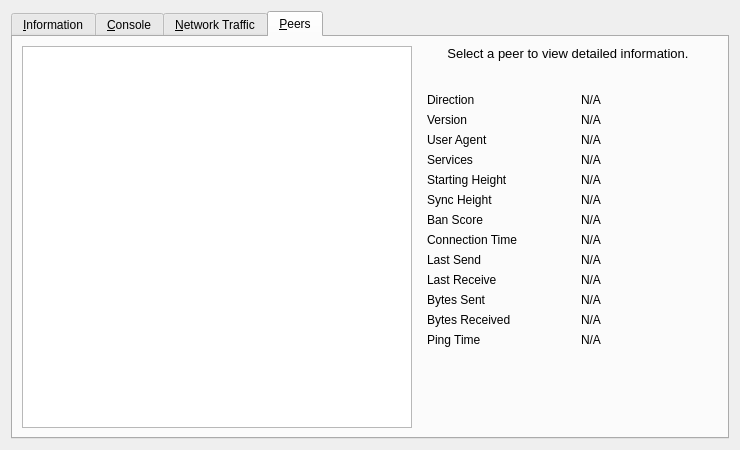
Qt form src/qt/forms/rpcconsole.ui (unigrid-project/daemon) before a commit.
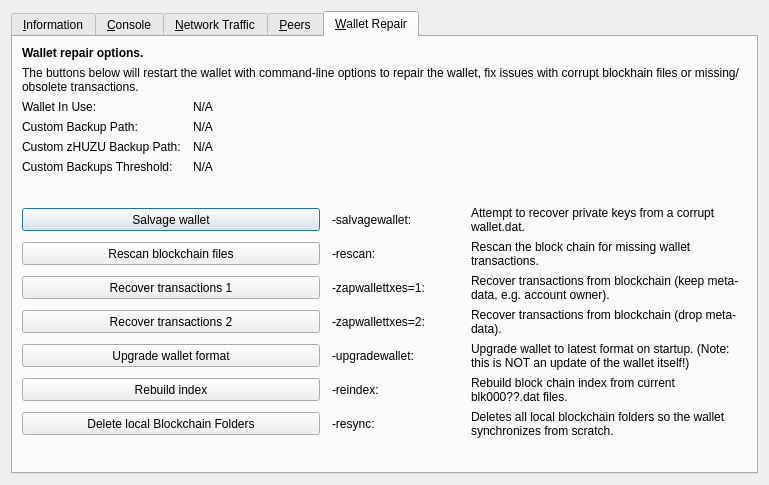
The same form after that commit. The open tabs and pages were chosen to show the change. Icons and pictures are not drawn. Custom widgets are drawn as their Qt base class.

Diff of the .ui file:
```diff
--- a/src/qt/forms/rpcconsole.ui
+++ b/src/qt/forms/rpcconsole.ui
@@ -6,8 +6,8 @@
    <rect>
     <x>0</x>
     <y>0</y>
-    <width>740</width>
-    <height>450</height>
+    <width>769</width>
+    <height>485</height>
    </rect>
   </property>
   <property name="windowTitle">
@@ -687,17 +687,85 @@
       </attribute>
       <layout class="QGridLayout" name="gridLayout_2">
        <item row="0" column="0" rowspan="2">
-        <widget class="QTableView" name="peerWidget">
-         <property name="horizontalScrollBarPolicy">
-          <enum>Qt::ScrollBarAsNeeded</enum>
+        <layout class="QVBoxLayout" name="verticalLayout_101">
+         <property name="spacing">
+          <number>0</number>
          </property>
-         <property name="sortingEnabled">
-          <bool>true</bool>
-         </property>
-         <attribute name="horizontalHeaderHighlightSections">
-          <bool>false</bool>
-         </attribute>
-        </widget>
+         <item>
+          <widget class="QTableView" name="peerWidget">
+           <property name="horizontalScrollBarPolicy">
+            <enum>Qt::ScrollBarAsNeeded</enum>
+           </property>
+           <property name="sortingEnabled">
+            <bool>true</bool>
+           </property>
+           <attribute name="horizontalHeaderHighlightSections">
+            <bool>false</bool>
+           </attribute>
+          </widget>
+         </item>
+         <item>
+          <widget class="QLabel" name="banHeading">
+           <property name="sizePolicy">
+            <sizepolicy hsizetype="Preferred" vsizetype="Minimum">
+             <horstretch>0</horstretch>
+             <verstretch>0</verstretch>
+            </sizepolicy>
+           </property>
+           <property name="minimumSize">
+            <size>
+             <width>300</width>
+             <height>32</height>
+            </size>
+           </property>
+           <property name="maximumSize">
+            <size>
+             <width>16777215</width>
+             <height>32</height>
+            </size>
+           </property>
+           <property name="font">
+            <font>
+             <pointsize>12</pointsize>
+            </font>
+           </property>
+           <property name="cursor">
+            <cursorShape>IBeamCursor</cursorShape>
+           </property>
+           <property name="text">
+            <string>Banned peers</string>
+           </property>
+           <property name="alignment">
+            <set>Qt::AlignBottom|Qt::AlignLeading|Qt::AlignLeft</set>
+           </property>
+           <property name="wordWrap">
+            <bool>true</bool>
+           </property>
+           <property name="textInteractionFlags">
+            <set>Qt::NoTextInteraction</set>
+           </property>
+          </widget>
+         </item>
+         <item>
+          <widget class="QTableView" name="banlistWidget">
+           <property name="sizePolicy">
+            <sizepolicy hsizetype="Expanding" vsizetype="Expanding">
+             <horstretch>0</horstretch>
+             <verstretch>0</verstretch>
+            </sizepolicy>
+           </property>
+           <property name="horizontalScrollBarPolicy">
+            <enum>Qt::ScrollBarAsNeeded</enum>
+           </property>
+           <property name="sortingEnabled">
+            <bool>true</bool>
+           </property>
+           <attribute name="horizontalHeaderHighlightSections">
+            <bool>false</bool>
+           </attribute>
+          </widget>
+         </item>
+        </layout>
        </item>
        <item row="0" column="1">
         <widget class="QLabel" name="peerHeading">
@@ -716,6 +784,8 @@
          <property name="font">
           <font>
            <pointsize>10</pointsize>
+           <weight>75</weight>
+           <bold>true</bold>
           </font>
          </property>
          <property name="cursor">
@@ -725,7 +795,7 @@
           <string>Select a peer to view detailed information.</string>
          </property>
          <property name="alignment">
-          <set>Qt::AlignHCenter|Qt::AlignTop</set>
+          <set>Qt::AlignCenter</set>
          </property>
          <property name="wordWrap">
           <bool>true</bool>
@@ -745,13 +815,36 @@
          </property>
          <layout class="QGridLayout" name="gridLayout_3">
           <item row="0" column="0">
+           <widget class="QLabel" name="label_30">
+            <property name="text">
+             <string>Whitelisted</string>
+            </property>
+           </widget>
+          </item>
+          <item row="0" column="2">
+           <widget class="QLabel" name="peerWhitelisted">
+            <property name="cursor">
+             <cursorShape>IBeamCursor</cursorShape>
+            </property>
+            <property name="text">
+             <string>N/A</string>
+            </property>
+            <property name="textFormat">
+             <enum>Qt::PlainText</enum>
+            </property>
+            <property name="textInteractionFlags">
+             <set>Qt::LinksAccessibleByMouse|Qt::TextSelectableByKeyboard|Qt::TextSelectableByMouse</set>
+            </property>
+           </widget>
+          </item>
+          <item row="1" column="0">
            <widget class="QLabel" name="label_23">
             <property name="text">
              <string>Direction</string>
             </property>
            </widget>
           </item>
-          <item row="0" column="2">
+          <item row="1" column="2">
            <widget class="QLabel" name="peerDirection">
             <property name="cursor">
              <cursorShape>IBeamCursor</cursorShape>
@@ -767,14 +860,14 @@
             </property>
            </widget>
           </item>
-          <item row="1" column="0">
+          <item row="2" column="0">
            <widget class="QLabel" name="label_21">
             <property name="text">
-             <string>Version</string>
+             <string>Protocol</string>
             </property>
            </widget>
           </item>
-          <item row="1" column="2">
+          <item row="2" column="2">
            <widget class="QLabel" name="peerVersion">
             <property name="cursor">
              <cursorShape>IBeamCursor</cursorShape>
@@ -790,14 +883,14 @@
             </property>
            </widget>
           </item>
-          <item row="2" column="0">
+          <item row="3" column="0">
            <widget class="QLabel" name="label_28">
             <property name="text">
-             <string>User Agent</string>
+             <string>Version</string>
             </property>
            </widget>
           </item>
-          <item row="2" column="2">
+          <item row="3" column="2">
            <widget class="QLabel" name="peerSubversion">
             <property name="cursor">
              <cursorShape>IBeamCursor</cursorShape>
@@ -813,14 +906,14 @@
             </property>
            </widget>
           </item>
-          <item row="3" column="0">
+          <item row="4" column="0">
            <widget class="QLabel" name="label_4">
             <property name="text">
              <string>Services</string>
             </property>
            </widget>
           </item>
-          <item row="3" column="2">
+          <item row="4" column="2">
            <widget class="QLabel" name="peerServices">
             <property name="cursor">
              <cursorShape>IBeamCursor</cursorShape>
@@ -839,7 +932,7 @@
           <item row="5" column="0">
            <widget class="QLabel" name="label_29">
             <property name="text">
-             <string>Starting Height</string>
+             <string>Starting Block</string>
             </property>
            </widget>
           </item>
@@ -862,7 +955,7 @@
           <item row="6" column="0">
            <widget class="QLabel" name="label_27">
             <property name="text">
-             <string>Sync Height</string>
+             <string>Synced Headers</string>
             </property>
            </widget>
           </item>
@@ -883,13 +976,36 @@
            </widget>
           </item>
           <item row="7" column="0">
+           <widget class="QLabel" name="label_25">
+            <property name="text">
+             <string>Synced Blocks</string>
+            </property>
+           </widget>
+          </item>
+          <item row="7" column="2">
+           <widget class="QLabel" name="peerCommonHeight">
+            <property name="cursor">
+             <cursorShape>IBeamCursor</cursorShape>
+            </property>
+            <property name="text">
+             <string>N/A</string>
+            </property>
+            <property name="textFormat">
+             <enum>Qt::PlainText</enum>
+            </property>
+            <property name="textInteractionFlags">
+             <set>Qt::LinksAccessibleByMouse|Qt::TextSelectableByKeyboard|Qt::TextSelectableByMouse</set>
+            </property>
+           </widget>
+          </item>
+          <item row="8" column="0">
            <widget class="QLabel" name="label_24">
             <property name="text">
              <string>Ban Score</string>
             </property>
            </widget>
           </item>
-          <item row="7" column="2">
+          <item row="8" column="2">
            <widget class="QLabel" name="peerBanScore">
             <property name="cursor">
              <cursorShape>IBeamCursor</cursorShape>
@@ -905,14 +1021,14 @@
             </property>
            </widget>
           </item>
-          <item row="8" column="0">
+          <item row="9" column="0">
            <widget class="QLabel" name="label_22">
             <property name="text">
              <string>Connection Time</string>
             </property>
            </widget>
           </item>
-          <item row="8" column="2">
+          <item row="9" column="2">
            <widget class="QLabel" name="peerConnTime">
             <property name="cursor">
              <cursorShape>IBeamCursor</cursorShape>
@@ -928,14 +1044,14 @@
             </property>
            </widget>
           </item>
-          <item row="9" column="0">
+          <item row="10" column="0">
            <widget class="QLabel" name="label_15">
             <property name="text">
              <string>Last Send</string>
             </property>
            </widget>
           </item>
-          <item row="9" column="2">
+          <item row="10" column="2">
            <widget class="QLabel" name="peerLastSend">
             <property name="cursor">
              <cursorShape>IBeamCursor</cursorShape>
@@ -951,14 +1067,14 @@
             </property>
            </widget>
           </item>
-          <item row="10" column="0">
+          <item row="11" column="0">
            <widget class="QLabel" name="label_19">
             <property name="text">
              <string>Last Receive</string>
             </property>
            </widget>
           </item>
-          <item row="10" column="2">
+          <item row="11" column="2">
            <widget class="QLabel" name="peerLastRecv">
             <property name="cursor">
              <cursorShape>IBeamCursor</cursorShape>
@@ -974,14 +1090,14 @@
             </property>
            </widget>
           </item>
-          <item row="11" column="0">
+          <item row="12" column="0">
            <widget class="QLabel" name="label_18">
             <property name="text">
              <string>Bytes Sent</string>
             </property>
            </widget>
           </item>
-          <item row="11" column="2">
+          <item row="12" column="2">
            <widget class="QLabel" name="peerBytesSent">
             <property name="cursor">
              <cursorShape>IBeamCursor</cursorShape>
@@ -997,14 +1113,14 @@
             </property>
            </widget>
           </item>
-          <item row="12" column="0">
+          <item row="13" column="0">
            <widget class="QLabel" name="label_20">
             <property name="text">
              <string>Bytes Received</string>
             </property>
            </widget>
           </item>
-          <item row="12" column="2">
+          <item row="13" column="2">
            <widget class="QLabel" name="peerBytesRecv">
             <property name="cursor">
              <cursorShape>IBeamCursor</cursorShape>
@@ -1020,14 +1136,14 @@
             </property>
            </widget>
           </item>
-          <item row="13" column="0">
+          <item row="14" column="0">
            <widget class="QLabel" name="label_26">
             <property name="text">
              <string>Ping Time</string>
             </property>
            </widget>
           </item>
-          <item row="13" column="2">
+          <item row="14" column="2">
            <widget class="QLabel" name="peerPingTime">
             <property name="cursor">
              <cursorShape>IBeamCursor</cursorShape>
@@ -1043,7 +1159,56 @@
             </property>
            </widget>
           </item>
-          <item row="14" column="1">
+          <item row="15" column="0">
+           <widget class="QLabel" name="peerPingWaitLabel">
+            <property name="toolTip">
+             <string>The duration of a currently outstanding ping.</string>
+            </property>
+            <property name="text">
+             <string>Ping Wait</string>
+            </property>
+           </widget>
+          </item>
+          <item row="15" column="2">
+           <widget class="QLabel" name="peerPingWait">
+            <property name="cursor">
+             <cursorShape>IBeamCursor</cursorShape>
+            </property>
+            <property name="text">
+             <string>N/A</string>
+            </property>
+            <property name="textFormat">
+             <enum>Qt::PlainText</enum>
+            </property>
+            <property name="textInteractionFlags">
+             <set>Qt::LinksAccessibleByMouse|Qt::TextSelectableByKeyboard|Qt::TextSelectableByMouse</set>
+            </property>
+           </widget>
+          </item>
+          <item row="16" column="0">
+           <widget class="QLabel" name="label_timeoffset">
+            <property name="text">
+             <string>Time Offset</string>
+            </property>
+           </widget>
+          </item>
+          <item row="16" column="2">
+           <widget class="QLabel" name="timeoffset">
+            <property name="cursor">
+             <cursorShape>IBeamCursor</cursorShape>
+            </property>
+            <property name="text">
+             <string>N/A</string>
+            </property>
+            <property name="textFormat">
+             <enum>Qt::PlainText</enum>
+            </property>
+            <property name="textInteractionFlags">
+             <set>Qt::LinksAccessibleByMouse|Qt::TextSelectableByKeyboard|Qt::TextSelectableByMouse</set>
+            </property>
+           </widget>
+          </item>
+          <item row="17" column="1">
            <spacer name="verticalSpacer_3">
             <property name="orientation">
              <enum>Qt::Vertical</enum>
@@ -1061,6 +1226,391 @@
        </item>
       </layout>
      </widget>
+     <widget class="QWidget" name="tab_repair">
+      <attribute name="title">
+       <string>&amp;Wallet Repair</string>
+      </attribute>
+      <layout class="QGridLayout" name="gridLayout_4" columnstretch="0,0,0,0">
+       <property name="horizontalSpacing">
+        <number>12</number>
+       </property>
+       <item row="0" column="0" colspan="4">
+        <widget class="QLabel" name="label_repair_header">
+         <property name="font">
+          <font>
+           <weight>75</weight>
+           <bold>true</bold>
+          </font>
+         </property>
+         <property name="text">
+          <string>Wallet repair options.</string>
+         </property>
+        </widget>
+       </item>
+       <item row="1" column="0" colspan="4">
+        <widget class="QLabel" name="label_repair_helptext">
+         <property name="font">
+          <font>
+           <weight>50</weight>
+           <bold>false</bold>
+          </font>
+         </property>
+         <property name="text">
+          <string>The buttons below will restart the wallet with command-line options to repair the wallet, fix issues with corrupt blockhain files or missing/obsolete transactions.</string>
+         </property>
+         <property name="wordWrap">
+          <bool>true</bool>
+         </property>
+        </widget>
+       </item>
+       <item row="2" column="0">
+        <widget class="QLabel" name="wallet_path_label">
+         <property name="text">
+          <string>Wallet In Use:</string>
+         </property>
+        </widget>
+       </item>
+       <item row="2" column="1" colspan="3">
+        <widget class="QLabel" name="wallet_path">
+         <property name="cursor">
+          <cursorShape>IBeamCursor</cursorShape>
+         </property>
+         <property name="text">
+          <string>N/A</string>
+         </property>
+         <property name="textFormat">
+          <enum>Qt::PlainText</enum>
+         </property>
+         <property name="textInteractionFlags">
+          <set>Qt::LinksAccessibleByMouse|Qt::TextSelectableByKeyboard|Qt::TextSelectableByMouse</set>
+         </property>
+        </widget>
+       </item>
+       <item row="3" column="0">
+        <widget class="QLabel" name="wallet_custombackuppath_label">
+         <property name="text">
+          <string>Custom Backup Path:</string>
+         </property>
+         <property name="visible">
+          <bool>false</bool>
+         </property>
+        </widget>
+       </item>
+       <item row="3" column="1" colspan="3">
+        <widget class="QLabel" name="wallet_custombackuppath">
+         <property name="cursor">
+          <cursorShape>IBeamCursor</cursorShape>
+         </property>
+         <property name="text">
+          <string>N/A</string>
+         </property>
+         <property name="textFormat">
+          <enum>Qt::PlainText</enum>
+         </property>
+         <property name="textInteractionFlags">
+          <set>Qt::LinksAccessibleByMouse|Qt::TextSelectableByKeyboard|Qt::TextSelectableByMouse</set>
+         </property>
+         <property name="visible">
+          <bool>false</bool>
+         </property>
+        </widget>
+       </item>
+       <item row="4" column="0">
+        <widget class="QLabel" name="wallet_customzpivbackuppath_label">
+         <property name="text">
+          <string>Custom zHUZU Backup Path:</string>
+         </property>
+         <property name="visible">
+          <bool>false</bool>
+         </property>
+        </widget>
+       </item>
+       <item row="4" column="1" colspan="3">
+        <widget class="QLabel" name="wallet_customzpivbackuppath">
+         <property name="cursor">
+          <cursorShape>IBeamCursor</cursorShape>
+         </property>
+         <property name="text">
+          <string>N/A</string>
+         </property>
+         <property name="textFormat">
+          <enum>Qt::PlainText</enum>
+         </property>
+         <property name="textInteractionFlags">
+          <set>Qt::LinksAccessibleByMouse|Qt::TextSelectableByKeyboard|Qt::TextSelectableByMouse</set>
+         </property>
+         <property name="visible">
+          <bool>false</bool>
+         </property>
+        </widget>
+       </item>
+       <item row="5" column="0">
+        <widget class="QLabel" name="wallet_custombackupthreshold_label">
+         <property name="text">
+          <string>Custom Backups Threshold:</string>
+         </property>
+         <property name="visible">
+          <bool>false</bool>
+         </property>
+        </widget>
+       </item>
+       <item row="5" column="1" colspan="3">
+        <widget class="QLabel" name="wallet_custombackupthreshold">
+         <property name="cursor">
+          <cursorShape>IBeamCursor</cursorShape>
+         </property>
+         <property name="text">
+          <string>N/A</string>
+         </property>
+         <property name="textFormat">
+          <enum>Qt::PlainText</enum>
+         </property>
+         <property name="textInteractionFlags">
+          <set>Qt::LinksAccessibleByMouse|Qt::TextSelectableByKeyboard|Qt::TextSelectableByMouse</set>
+         </property>
+         <property name="visible">
+          <bool>false</bool>
+         </property>
+        </widget>
+       </item>
+       <item row="6" column="0">
+        <spacer name="verticalSpacer_repair1">
+         <property name="orientation">
+          <enum>Qt::Vertical</enum>
+         </property>
+         <property name="sizeHint" stdset="0">
+          <size>
+           <width>10</width>
+           <height>10</height>
+          </size>
+         </property>
+        </spacer>
+       </item>
+       <item row="7" column="0" colspan="2">
+        <widget class="QPushButton" name="btn_salvagewallet">
+         <property name="minimumSize">
+          <size>
+           <width>100</width>
+           <height>23</height>
+          </size>
+         </property>
+         <property name="text">
+          <string>Salvage wallet</string>
+         </property>
+        </widget>
+       </item>
+       <item row="7" column="2">
+        <widget class="QLabel" name="label_repair_salvage_command">
+         <property name="text">
+          <string notr="true">-salvagewallet:</string>
+         </property>
+        </widget>
+       </item>
+       <item row="7" column="3">
+        <widget class="QLabel" name="label_repair_salvage">
+         <property name="text">
+          <string>Attempt to recover private keys from a corrupt wallet.dat.</string>
+         </property>
+         <property name="wordWrap">
+          <bool>true</bool>
+         </property>
+        </widget>
+       </item>
+       <item row="8" column="0" colspan="2">
+        <widget class="QPushButton" name="btn_rescan">
+         <property name="minimumSize">
+          <size>
+           <width>100</width>
+           <height>23</height>
+          </size>
+         </property>
+         <property name="text">
+          <string>Rescan blockchain files</string>
+         </property>
+        </widget>
+       </item>
+       <item row="8" column="2">
+        <widget class="QLabel" name="label_repair_rescan_command">
+         <property name="text">
+          <string notr="true">-rescan:</string>
+         </property>
+        </widget>
+       </item>
+       <item row="8" column="3">
+        <widget class="QLabel" name="label_repair_rescan">
+         <property name="text">
+          <string>Rescan the block chain for missing wallet transactions.</string>
+         </property>
+         <property name="wordWrap">
+          <bool>true</bool>
+         </property>
+        </widget>
+       </item>
+       <item row="9" column="0" colspan="2">
+        <widget class="QPushButton" name="btn_zapwallettxes1">
+         <property name="minimumSize">
+          <size>
+           <width>100</width>
+           <height>23</height>
+          </size>
+         </property>
+         <property name="text">
+          <string>Recover transactions 1</string>
+         </property>
+        </widget>
+       </item>
+       <item row="9" column="2">
+        <widget class="QLabel" name="label_repair_zap1_command">
+         <property name="text">
+          <string notr="true">-zapwallettxes=1:</string>
+         </property>
+        </widget>
+       </item>
+       <item row="9" column="3">
+        <widget class="QLabel" name="label_repair_zap1">
+         <property name="text">
+          <string>Recover transactions from blockchain (keep meta-data, e.g. account owner).</string>
+         </property>
+         <property name="wordWrap">
+          <bool>true</bool>
+         </property>
+        </widget>
+       </item>
+       <item row="10" column="0" colspan="2">
+        <widget class="QPushButton" name="btn_zapwallettxes2">
+         <property name="minimumSize">
+          <size>
+           <width>100</width>
+           <height>23</height>
+          </size>
+         </property>
+         <property name="text">
+          <string>Recover transactions 2</string>
+         </property>
+        </widget>
+       </item>
+       <item row="10" column="2">
+        <widget class="QLabel" name="label_repair_zap2_command">
+         <property name="text">
+          <string notr="true">-zapwallettxes=2:</string>
+         </property>
+        </widget>
+       </item>
+       <item row="10" column="3">
+        <widget class="QLabel" name="label_repair_zap2">
+         <property name="text">
+          <string>Recover transactions from blockchain (drop meta-data).</string>
+         </property>
+         <property name="wordWrap">
+          <bool>true</bool>
+         </property>
+        </widget>
+       </item>
+       <item row="11" column="0" colspan="2">
+        <widget class="QPushButton" name="btn_upgradewallet">
+         <property name="minimumSize">
+          <size>
+           <width>100</width>
+           <height>23</height>
+          </size>
+         </property>
+         <property name="text">
+          <string>Upgrade wallet format</string>
+         </property>
+        </widget>
+       </item>
+       <item row="11" column="2">
+        <widget class="QLabel" name="label_repair_upgrade_command">
+         <property name="text">
+          <string notr="true">-upgradewallet:</string>
+         </property>
+        </widget>
+       </item>
+       <item row="11" column="3">
+        <widget class="QLabel" name="label_repair_upgrade">
+         <property name="text">
+          <string>Upgrade wallet to latest format on startup. (Note: this is NOT an update of the wallet itself!)</string>
+         </property>
+         <property name="wordWrap">
+          <bool>true</bool>
+         </property>
+        </widget>
+       </item>
+       <item row="12" column="0" colspan="2">
+        <widget class="QPushButton" name="btn_reindex">
+         <property name="minimumSize">
+          <size>
+           <width>100</width>
+           <height>23</height>
+          </size>
+         </property>
+         <property name="text">
+          <string>Rebuild index</string>
+         </property>
+        </widget>
+       </item>
+       <item row="12" column="2">
+        <widget class="QLabel" name="label_repair_reindex_command">
+         <property name="text">
+          <string notr="true">-reindex:</string>
+         </property>
+        </widget>
+       </item>
+       <item row="12" column="3">
+        <widget class="QLabel" name="label_repair_reindex">
+         <property name="text">
+          <string>Rebuild block chain index from current blk000??.dat files.</string>
+         </property>
+         <property name="wordWrap">
+          <bool>true</bool>
+         </property>
+        </widget>
+       </item>
+       <item row="13" column="0" colspan="2">
+        <widget class="QPushButton" name="btn_resync">
+         <property name="minimumSize">
+          <size>
+           <width>100</width>
+           <height>23</height>
+          </size>
+         </property>
+         <property name="text">
+          <string>Delete local Blockchain Folders</string>
+         </property>
+        </widget>
+       </item>
+       <item row="13" column="2">
+        <widget class="QLabel" name="label_repair_resync_command">
+         <property name="text">
+          <string>-resync:</string>
+         </property>
+        </widget>
+       </item>
+       <item row="13" column="3">
+        <widget class="QLabel" name="label_repair_resync">
+         <property name="text">
+          <string>Deletes all local blockchain folders so the wallet synchronizes from scratch.</string>
+         </property>
+         <property name="wordWrap">
+          <bool>true</bool>
+         </property>
+        </widget>
+       </item>
+       <item row="14" column="0">
+        <spacer name="verticalSpacer_repair2">
+         <property name="orientation">
+          <enum>Qt::Vertical</enum>
+         </property>
+         <property name="sizeHint" stdset="0">
+          <size>
+           <width>20</width>
+           <height>10</height>
+          </size>
+         </property>
+        </spacer>
+       </item>
+      </layout>
+     </widget>
     </widget>
    </item>
   </layout>
```
Left out of the diff: 118 changed lines with no effect on the pictures.
